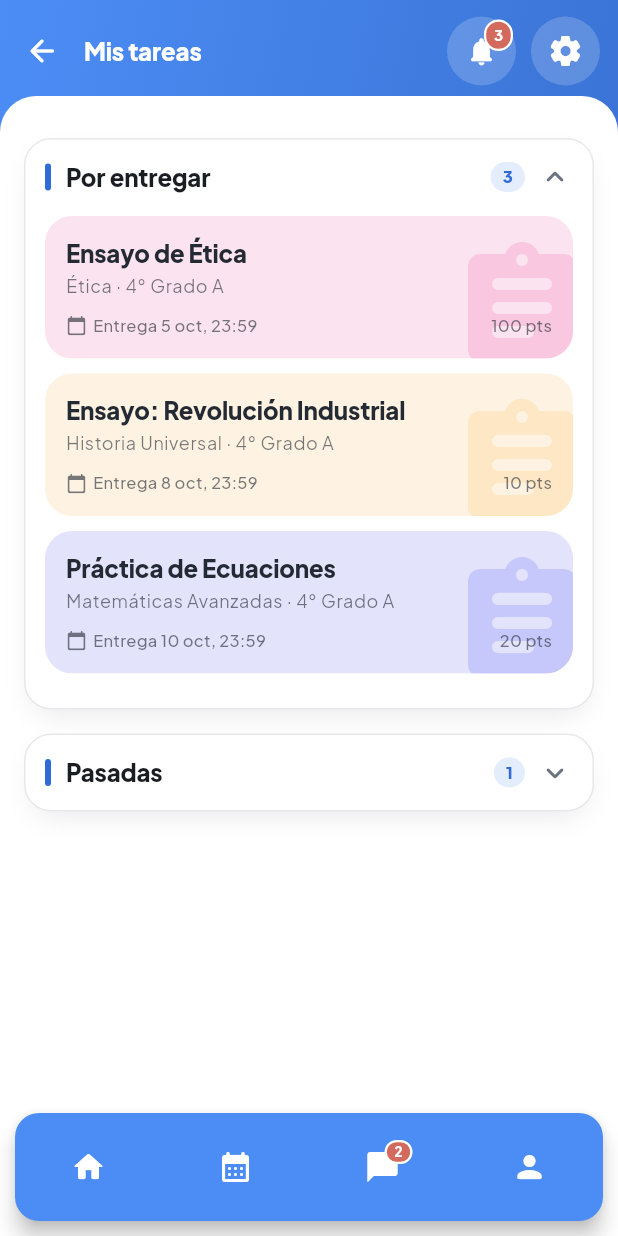
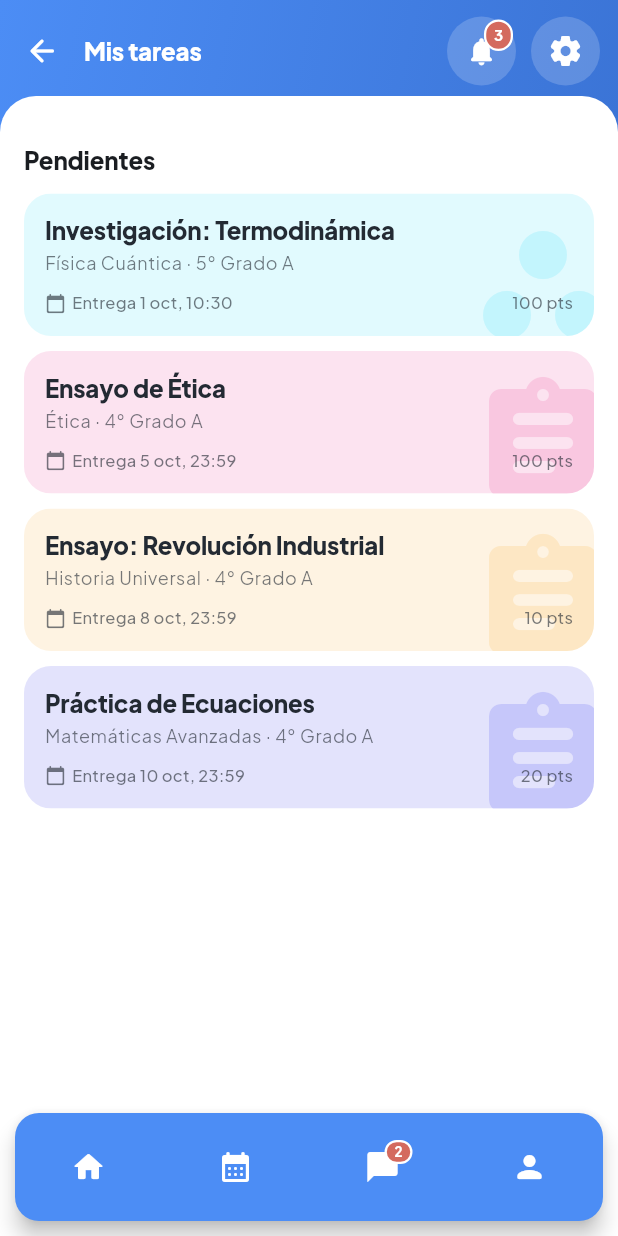
Before and after one commit to Leo-ia310/EDUCA, a Flutter app: the StudentAssignmentsScreen screen opened directly with empty values, on a phone screen of 412 x 824 dp. Run offline on Flutter 3.47's test engine with Material 3 defaults, Android fonts, the phone set to English and light mode, and no system bars; drawn by our look-alikes of flutter_animate, flutter_slidable; our stand-ins replace cached_network_image, connectivity_plus, dio, equatable, file_picker, fl_chart and 12 more; missing offline and left inert: dart:js_interop, flutter_tilt; accounts and stored records are empty.

Commit message:
feat(student): Mis tareas con secciones Pendientes y Entregadas
- Las secciones ya no son desplegables ni llevan barra de acento:
  "Pendientes" (antes Por entregar) y "Entregadas" (antes Pasadas).
- Se agrupan por entrega real: Pendientes = sin entregar; Entregadas =
  con entrega registrada (entregada, tarde, calificada o devuelta).
- Se elimina la sección "Vencen pronto".

Co-Authored-By: Claude Sonnet 5.5 <noreply@anthropic.com>

```diff
--- a/frontend/lib/features/assignments/presentation/screens/student_assignments_screen.dart
+++ b/frontend/lib/features/assignments/presentation/screens/student_assignments_screen.dart
@@ -5,7 +5,7 @@ import 'package:go_router/go_router.dart';
 
 import '../../../../core/routing/route_paths.dart';
 import '../../../../core/theme/app_theme.dart';
-import '../../../../core/widgets/collapsible_section.dart';
+import '../../../../core/widgets/section_header.dart';
 import '../../../../core/widgets/empty_state.dart';
 import '../../../../core/widgets/entrance.dart';
 import '../../../../core/widgets/error_state.dart';
@@ -55,19 +55,43 @@ class StudentAssignmentsScreen extends ConsumerWidget {
                 onAction: () => context.go(Routes.schedule),
               );
             }
-            final now = DateTime.now();
-            final pending = items
-                .where((a) => a.statusForNow(now) == AssignmentStatus.open)
-                .toList();
-            final dueSoon = items
-                .where((a) => a.statusForNow(now) == AssignmentStatus.dueSoon)
-                .toList();
-            final past = items
-                .where((a) =>
-                    a.statusForNow(now) == AssignmentStatus.overdue ||
-                    a.statusForNow(now) == AssignmentStatus.closed,)
-                .toList();
+            // Pendientes: sin entrega; Entregadas: con entrega registrada.
+            bool delivered(Assignment a) {
+              final st = ref
+                  .watch(
+                    mySubmissionProvider(
+                      (assignmentId: a.id, studentId: studentId),
+                    ),
+                  )
+                  .asData
+                  ?.value
+                  ?.status;
+              return st != null && st != SubmissionStatus.pending;
+            }
+
+            final pending = items.where((a) => !delivered(a)).toList();
+            final done = items.where(delivered).toList();
             var entranceIndex = 0;
+
+            Widget section(String title, List<Assignment> list) => Column(
+                  crossAxisAlignment: CrossAxisAlignment.start,
+                  children: [
+                    SectionHeader(title: title, accent: false),
+                    const SizedBox(height: 8),
+                    for (final a in list)
+                      entranceItem(
+                        context,
+                        entranceIndex++,
+                        _StudentTile(
+                          assignment: a,
+                          studentId: studentId,
+                          onTap: () =>
+                              context.push('${Routes.assignments}/${a.id}'),
+                        ),
+                      ),
+                  ],
+                );
+
             return RefreshIndicator(
               color: palette.accentDeep,
               onRefresh: () async =>
@@ -76,65 +100,10 @@ class StudentAssignmentsScreen extends ConsumerWidget {
                 padding: const EdgeInsets.fromLTRB(16, 28, 16, 32),
                 children: [
                   if (pending.isNotEmpty) ...[
-                    CollapsibleSection(
-                      title: 'Por entregar',
-                      trailingCount: pending.length,
-                      children: [
-                        for (final a in pending)
-                          entranceItem(
-                            context,
-                            entranceIndex++,
-                            _StudentTile(
-                              assignment: a,
-                              studentId: studentId,
-                              onTap: () => context
-                                  .push('${Routes.assignments}/${a.id}'),
-                            ),
-                          ),
-                      ],
-                    ),
+                    section('Pendientes', pending),
                     const SizedBox(height: 16),
                   ],
-                  if (dueSoon.isNotEmpty) ...[
-                    CollapsibleSection(
-                      title: 'Vencen pronto',
-                      trailingCount: dueSoon.length,
-                      children: [
-                        for (final a in dueSoon)
-                          entranceItem(
-                            context,
-                            entranceIndex++,
-                            _StudentTile(
-                              assignment: a,
-                              studentId: studentId,
-                              onTap: () => context
-                                  .push('${Routes.assignments}/${a.id}'),
-                            ),
-                          ),
-                      ],
-                    ),
-                    const SizedBox(height: 16),
-                  ],
-                  if (past.isNotEmpty) ...[
-                    CollapsibleSection(
-                      title: 'Pasadas',
-                      trailingCount: past.length,
-                      initiallyExpanded: false,
-                      children: [
-                        for (final a in past)
-                          entranceItem(
-                            context,
-                            entranceIndex++,
-                            _StudentTile(
-                              assignment: a,
-                              studentId: studentId,
-                              onTap: () => context
-                                  .push('${Routes.assignments}/${a.id}'),
-                            ),
-                          ),
-                      ],
-                    ),
-                  ],
+                  if (done.isNotEmpty) section('Entregadas', done),
                 ],
               ),
             );
```
